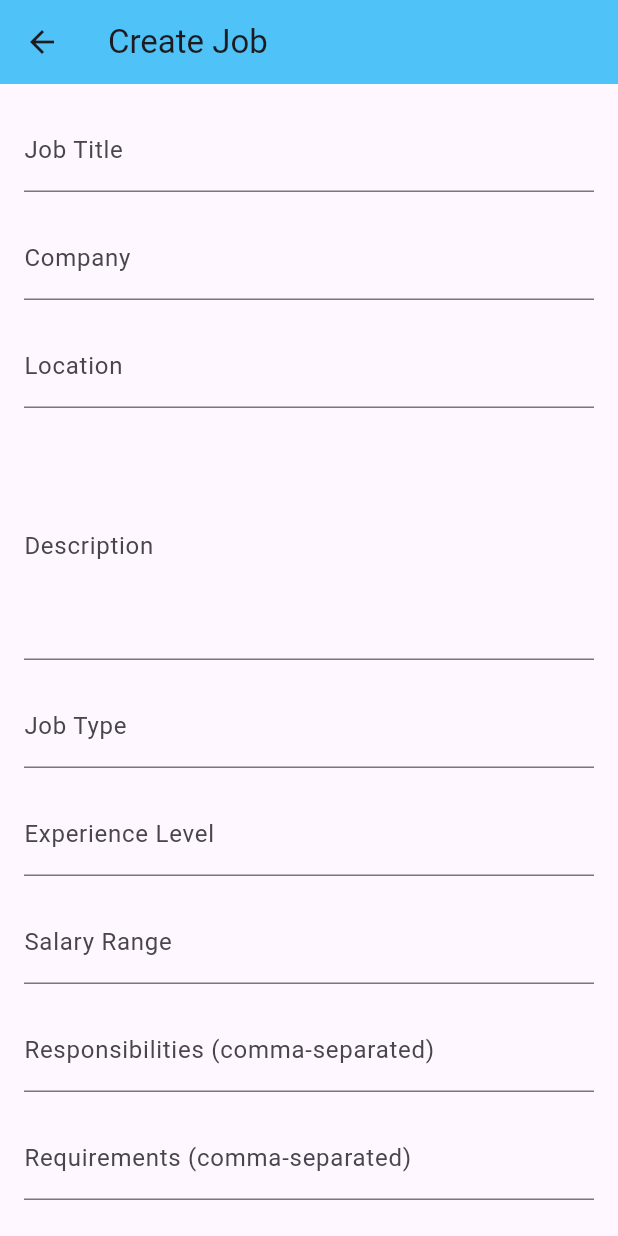
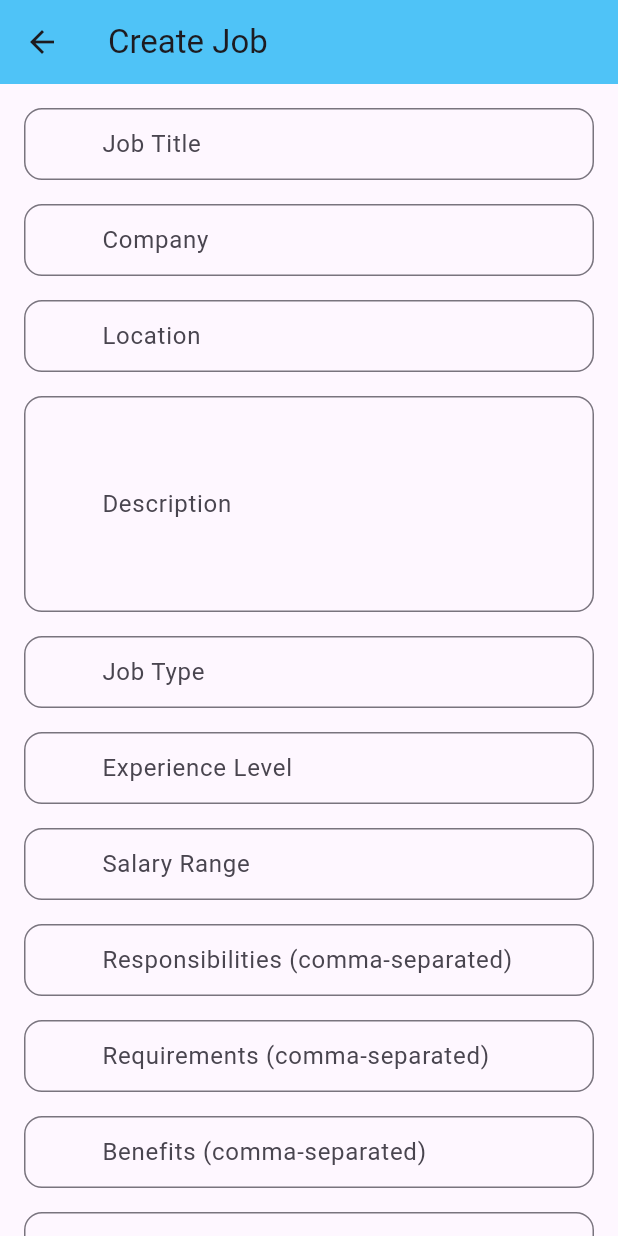
Before and after one commit to Chandu-Collab/AppTeam, a Flutter app: the CreateJobScreen screen opened directly with empty values, on a phone screen of 412 x 824 dp. Run offline on Flutter 3.47's test engine with Material 3 defaults, Android fonts, the phone set to English and light mode, and no system bars; our stand-ins replace cloud_firestore, country_code_picker, file_picker, firebase_auth, firebase_core, firebase_storage and 3 more; accounts and stored records are empty.

Commit message:
Input Widgets

```diff
--- a/lib/screens/create_job_screen.dart
+++ b/lib/screens/create_job_screen.dart
@@ -2,6 +2,7 @@ import 'package:flutter/material.dart';
 import 'package:taurusai/models/job.dart';
 import 'package:taurusai/models/user.dart';
 import 'package:taurusai/services/job_service.dart';
+import 'package:taurusai/widgets/input_widget.dart'; // Import the buildTextField function
 
 class CreateJobScreen extends StatefulWidget {
   User user;
@@ -28,6 +29,20 @@ class _CreateJobScreenState extends State<CreateJobScreen> {
   List<String> skills = [];
   String email = '';
 
+  final TextEditingController _titleController = TextEditingController();
+  final TextEditingController _companyController = TextEditingController();
+  final TextEditingController _locationController = TextEditingController();
+  final TextEditingController _descriptionController = TextEditingController();
+  final TextEditingController _jobTypeController = TextEditingController();
+  final TextEditingController _experienceLevelController = TextEditingController();
+  final TextEditingController _salaryRangeController = TextEditingController();
+  final TextEditingController _responsibilitiesController = TextEditingController();
+  final TextEditingController _requirementsController = TextEditingController();
+  final TextEditingController _benefitsController = TextEditingController();
+  final TextEditingController _skillsController = TextEditingController();
+  final TextEditingController _emailController = TextEditingController();
+  final TextEditingController _companyLogoController = TextEditingController();
+
   @override
   Widget build(BuildContext context) {
     return Scaffold(
@@ -42,84 +57,96 @@ class _CreateJobScreenState extends State<CreateJobScreen> {
           child: Column(
             crossAxisAlignment: CrossAxisAlignment.stretch,
             children: [
-              TextFormField(
-                decoration: InputDecoration(labelText: 'Job Title'),
-                validator: (value) =>
-                    value!.isEmpty ? 'Please enter a job title' : null,
-                onSaved: (value) => title = value!,
+              buildTextField(
+                'Job Title',
+                _titleController,
+                (value) => value!.isEmpty ? 'Please enter a job title' : null,
+                (value) => title = value!,
               ),
               SizedBox(height: 16),
-              TextFormField(
-                decoration: InputDecoration(labelText: 'Company'),
-                validator: (value) =>
-                    value!.isEmpty ? 'Please enter a company name' : null,
-                onSaved: (value) => company = value!,
+              buildTextField(
+                'Company',
+                _companyController,
+                (value) => value!.isEmpty ? 'Please enter a company name' : null,
+                (value) => company = value!,
               ),
               SizedBox(height: 16),
-              TextFormField(
-                decoration: InputDecoration(labelText: 'Location'),
-                validator: (value) =>
-                    value!.isEmpty ? 'Please enter a location' : null,
-                onSaved: (value) => location = value!,
+              buildTextField(
+                'Location',
+                _locationController,
+                (value) => value!.isEmpty ? 'Please enter a location' : null,
+                (value) => location = value!,
               ),
               SizedBox(height: 16),
-              TextFormField(
-                decoration: InputDecoration(labelText: 'Description'),
-                validator: (value) =>
-                    value!.isEmpty ? 'Please enter a job description' : null,
-                onSaved: (value) => description = value!,
+              buildTextField(
+                'Description',
+                _descriptionController,
+                (value) => value!.isEmpty ? 'Please enter a job description' : null,
+                (value) => description = value!,
                 maxLines: 5,
               ),
               SizedBox(height: 16),
-              TextFormField(
-                decoration: InputDecoration(labelText: 'Job Type'),
-                onSaved: (value) => jobType = value!,
+              buildTextField(
+                'Job Type',
+                _jobTypeController,
+                null,
+                (value) => jobType = value!,
               ),
               SizedBox(height: 16),
-              TextFormField(
-                decoration: InputDecoration(labelText: 'Experience Level'),
-                onSaved: (value) => experienceLevel = value!,
+              buildTextField(
+                'Experience Level',
+                _experienceLevelController,
+                null,
+                (value) => experienceLevel = value!,
               ),
               SizedBox(height: 16),
-              TextFormField(
-                decoration: InputDecoration(labelText: 'Salary Range'),
-                onSaved: (value) => salaryRange = value!,
+              buildTextField(
+                'Salary Range',
+                _salaryRangeController,
+                null,
+                (value) => salaryRange = value!,
               ),
               SizedBox(height: 16),
-              TextFormField(
-                decoration: InputDecoration(
-                    labelText: 'Responsibilities (comma-separated)'),
-                onSaved: (value) => responsibilities = value!.split(','),
+              buildTextField(
+                'Responsibilities (comma-separated)',
+                _responsibilitiesController,
+                null,
+                (value) => responsibilities = value!.split(','),
               ),
               SizedBox(height: 16),
-              TextFormField(
-                decoration: InputDecoration(
-                    labelText: 'Requirements (comma-separated)'),
-                onSaved: (value) => requirements = value!.split(','),
+              buildTextField(
+                'Requirements (comma-separated)',
+                _requirementsController,
+                null,
+                (value) => requirements = value!.split(','),
               ),
               SizedBox(height: 16),
-              TextFormField(
-                decoration:
-                    InputDecoration(labelText: 'Benefits (comma-separated)'),
-                onSaved: (value) => benefits = value!.split(','),
+              buildTextField(
+                'Benefits (comma-separated)',
+                _benefitsController,
+                null,
+                (value) => benefits = value!.split(','),
               ),
               SizedBox(height: 16),
-              TextFormField(
-                decoration:
-                    InputDecoration(labelText: 'Skills (comma-separated)'),
-                onSaved: (value) => skills = value!.split(','),
+              buildTextField(
+                'Skills (comma-separated)',
+                _skillsController,
+                null,
+                (value) => skills = value!.split(','),
               ),
               SizedBox(height: 16),
-              TextFormField(
-                decoration: InputDecoration(labelText: 'Email'),
-                onSaved: (value) => email = value!,
+              buildTextField(
+                'Email',
+                _emailController,
+                null,
+                (value) => email = value!,
               ),
               SizedBox(height: 16),
-              TextFormField(
-                decoration: InputDecoration(labelText: 'Company Logo URL'),
-                validator: (value) =>
-                    value!.isEmpty ? 'Please enter a company logo URL' : null,
-                onSaved: (value) => companyLogo = value!,
+              buildTextField(
+                'Company Logo URL',
+                _companyLogoController,
+                (value) => value!.isEmpty ? 'Please enter a company logo URL' : null,
+                (value) => companyLogo = value!,
               ),
               SizedBox(height: 24),
               ElevatedButton(
--- a/lib/screens/post_page.dart
+++ b/lib/screens/post_page.dart
@@ -4,6 +4,7 @@ import 'package:taurusai/models/post.dart';
 import 'package:taurusai/models/user.dart';
 import 'package:taurusai/services/post_service.dart';
 import 'package:taurusai/services/user_service.dart';
+import 'package:taurusai/widgets/input_widget.dart'; // Import the buildTextField function
 
 class PostPage extends StatefulWidget {
   final User user;
@@ -61,12 +62,10 @@ class _PostPageState extends State<PostPage> {
         content: _contentController.text,
         createdAt: DateTime.now(),
         likes: 0,
-        location:
-            'Unknown', // You might want to get this from the device or user input
+        location: 'Unknown', // You might want to get this from the device or user input
         username: widget.user.userName,
         userProfileUrl: widget.user.url ?? '',
-        url: _imagePath ??
-            _videoPath, // You might want to upload this file and get a URL
+        url: _imagePath ?? _videoPath, // You might want to upload this file and get a URL
       );
 
       await _postService.createPost(newPost);
@@ -94,13 +93,12 @@ class _PostPageState extends State<PostPage> {
         child: Column(
           crossAxisAlignment: CrossAxisAlignment.stretch,
           children: [
-            TextField(
-              controller: _contentController,
+            buildTextField(
+              'Content',
+              _contentController,
+              (value) => value!.isEmpty ? 'Please enter some content' : null,
+              (value) => _contentController.text = value!,
               maxLines: 5,
-              decoration: InputDecoration(
-                hintText: 'What do you want to share?',
-                border: OutlineInputBorder(),
-              ),
             ),
             SizedBox(height: 16),
             Row(
@@ -126,8 +124,7 @@ class _PostPageState extends State<PostPage> {
             SizedBox(height: 16),
             if (_imagePath != null) Text('Image selected: $_imagePath'),
             if (_videoPath != null) Text('Video selected: $_videoPath'),
-            if (_documentPath != null)
-              Text('Document selected: $_documentPath'),
+            if (_documentPath != null) Text('Document selected: $_documentPath'),
             SizedBox(height: 16),
             ElevatedButton(
               onPressed: _createPost,
```
Also changed, not shown: lib/screens/add_job_page.dart (+1 -114 lines).
